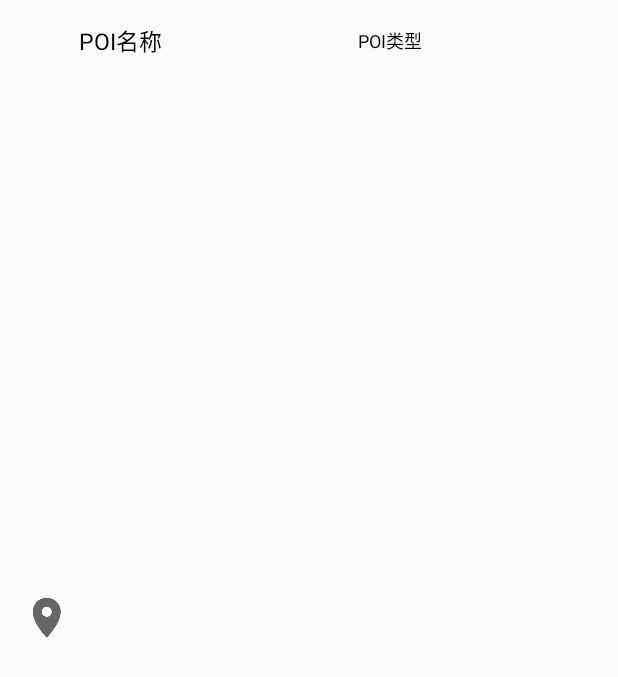
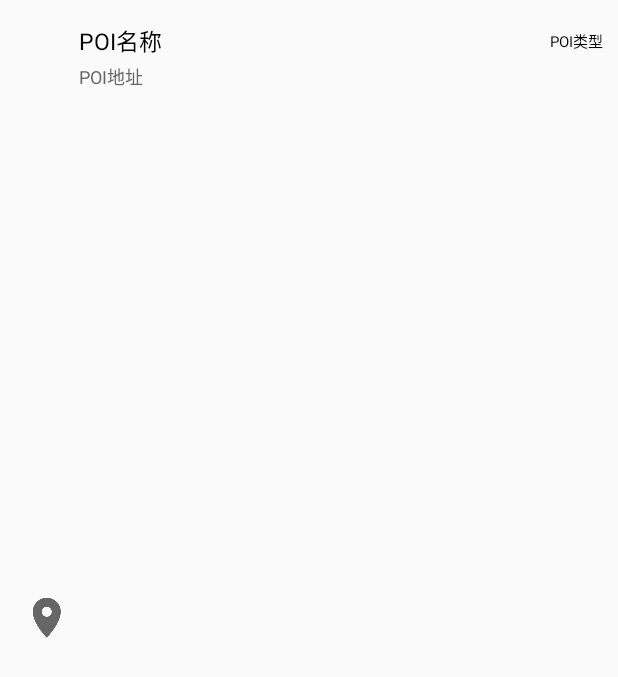
Before and after one commit to hbk671104/FareComparator-Android, an Android app: the layout poi_item.xml on its own in the app's theme, with its tools: preview values and no code run, on a phone screen of 412 x 824 dp. Shown: the top 677 px of the screen. Run offline under Robolectric (Android 15) with nearby library versions, the phone set to English and light mode, and no system bars.

Commit message:
optimized listview

```diff
--- a/app/src/main/java/com/bk/farecomparator/adapter/PoiResultAdapter.java
+++ b/app/src/main/java/com/bk/farecomparator/adapter/PoiResultAdapter.java
@@ -11,6 +11,7 @@ import android.widget.TextView;
 import com.amap.api.services.core.PoiItem;
 import com.bk.farecomparator.R;
 
+import java.util.Arrays;
 import java.util.List;
 
 /**
@@ -33,8 +34,18 @@ public class PoiResultAdapter extends ArrayAdapter<PoiItem> {
         }
         TextView poiTitleTextView = (TextView)convertView.findViewById(R.id.poi_title_text_view);
         TextView poiTypeTextView = (TextView)convertView.findViewById(R.id.poi_type_text_view);
+        TextView poiAddressTextView = (TextView)convertView.findViewById(R.id.poi_address_text_view);
         poiTitleTextView.setText(item.getTitle());
-        poiTypeTextView.setText(item.getTypeDes());
+        // Little work on types
+        if (!item.getTypeDes().isEmpty()) {
+            if (item.getTypeDes().contains(";")) {
+                String firstItem = Arrays.asList(item.getTypeDes().split(";")).get(0);
+                poiTypeTextView.setText(firstItem);
+            } else {
+                poiTypeTextView.setText(item.getTypeDes());
+            }
+        }
+        poiAddressTextView.setText(item.getSnippet());
         return convertView;
     }
 
--- a/app/src/main/res/layout/poi_item.xml
+++ b/app/src/main/res/layout/poi_item.xml
@@ -20,27 +20,44 @@
         android:text="@string/poi_title"
         android:textColor="@color/colorAccent"
         android:textSize="15sp"
+        android:gravity="center_vertical|start"
+        android:maxLines="1"
+        android:ellipsize="end"
         android:layout_marginTop="@dimen/activity_vertical_margin"
         android:layout_marginStart="5dp"
         android:layout_width="wrap_content"
         android:layout_height="wrap_content"
         android:layout_alignParentTop="true"
-        android:layout_toEndOf="@id/location_marker_image_view"
+        android:layout_toEndOf="@+id/location_marker_image_view"
+        android:layout_toStartOf="@+id/poi_type_text_view"
         android:id="@+id/poi_title_text_view" />
 
     <TextView
         android:text="@string/poi_type"
+        android:textSize="10sp"
         android:textColor="@color/colorAccent"
-        android:textSize="12sp"
-        android:gravity="center"
+        android:gravity="center_vertical|end"
         android:layout_width="wrap_content"
         android:layout_height="wrap_content"
-        android:layout_toEndOf="@id/poi_title_text_view"
-        android:layout_alignTop="@id/poi_title_text_view"
-        android:layout_alignBottom="@id/poi_title_text_view"
+        android:layout_alignTop="@+id/poi_title_text_view"
+        android:layout_alignBottom="@+id/poi_title_text_view"
         android:layout_alignParentEnd="true"
-        android:layout_marginEnd="5dp"
+        android:layout_marginEnd="10dp"
         android:layout_marginStart="5dp"
         android:id="@+id/poi_type_text_view" />
 
+    <TextView
+        android:text="@string/poi_address"
+        android:layout_width="wrap_content"
+        android:layout_height="wrap_content"
+        android:layout_alignStart="@+id/poi_title_text_view"
+        android:layout_marginEnd="10dp"
+        android:layout_marginTop="3dp"
+        android:layout_below="@id/poi_title_text_view"
+        android:textSize="12sp"
+        android:textColor="@color/gray"
+        android:maxLines="1"
+        android:ellipsize="end"
+        android:id="@+id/poi_address_text_view" />
+
 </RelativeLayout>
```
